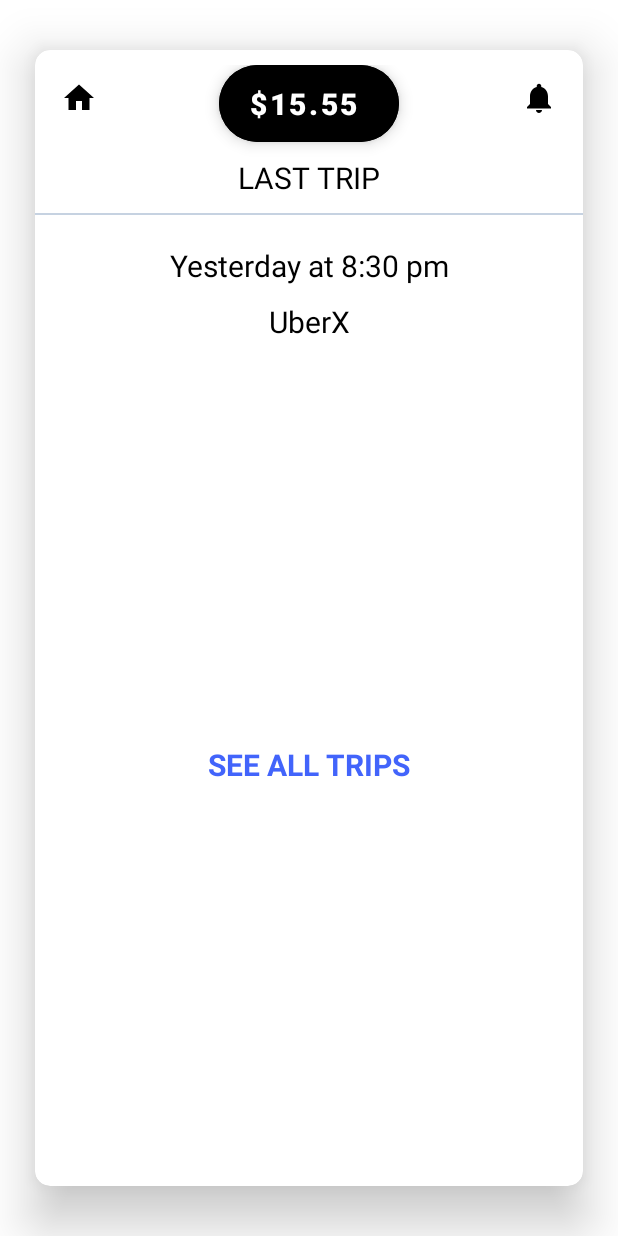
After one commit to RustamARC/Mapbox-navigation, an Android app: the layout item_page.xml on its own in the app's theme, with its tools: preview values and no code run, on a phone screen of 412 x 824 dp. The commit adds this screen. Run offline under Robolectric (Android 15) with nearby library versions, the phone set to English and light mode, and no system bars.

Commit message:
added trip details

```diff
--- /dev/null
+++ b/app/src/main/res/layout/item_page.xml
@@ -0,0 +1,126 @@
+<?xml version="1.0" encoding="utf-8"?>
+<androidx.cardview.widget.CardView xmlns:android="http://schemas.android.com/apk/res/android"
+    xmlns:app="http://schemas.android.com/apk/res-auto"
+    android:layout_width="match_parent"
+    android:layout_height="match_parent"
+    android:background="@color/white_transparent"
+    app:cardBackgroundColor="@color/white"
+    app:cardCornerRadius="10dp"
+    app:cardElevation="20dp"
+    app:cardUseCompatPadding="true">
+
+    <androidx.constraintlayout.widget.ConstraintLayout
+        android:id="@+id/container"
+        android:layout_width="match_parent"
+        android:layout_height="match_parent"
+        android:layout_marginTop="10dp">
+
+        <androidx.appcompat.widget.AppCompatImageView
+            android:id="@+id/ivEye"
+            android:layout_width="wrap_content"
+            android:layout_height="wrap_content"
+            android:layout_marginTop="10dp"
+            android:gravity="center"
+            app:layout_constraintEnd_toEndOf="parent"
+            app:layout_constraintHorizontal_bias=".05"
+            app:layout_constraintStart_toStartOf="parent"
+            app:layout_constraintTop_toTopOf="parent"
+            app:srcCompat="@drawable/ic_home_black_24dp" />
+
+        <androidx.appcompat.widget.AppCompatImageView
+            android:id="@+id/ivQuery"
+            android:layout_width="wrap_content"
+            android:layout_height="wrap_content"
+            android:layout_marginTop="10dp"
+            android:gravity="center"
+            app:layout_constraintEnd_toEndOf="parent"
+            app:layout_constraintHorizontal_bias=".95"
+            app:layout_constraintStart_toStartOf="parent"
+            app:layout_constraintTop_toTopOf="parent"
+            app:srcCompat="@drawable/ic_notifications_black_24dp" />
+
+        <com.google.android.material.floatingactionbutton.ExtendedFloatingActionButton
+            android:id="@+id/tvRate"
+            android:layout_width="wrap_content"
+            android:layout_height="wrap_content"
+            android:backgroundTint="@color/black"
+            android:gravity="center"
+            android:text="$15.55"
+            android:textColor="@color/white"
+            android:textSize="20sp"
+            android:textStyle="bold"
+            app:cornerRadius="10dp"
+            app:layout_constraintBottom_toTopOf="@id/lasttrip"
+            app:layout_constraintEnd_toStartOf="@id/ivQuery"
+            app:layout_constraintStart_toEndOf="@id/ivEye"
+            app:layout_constraintTop_toTopOf="parent"
+            app:srcCompat="@drawable/ic_notifications_black_24dp" />
+
+        <androidx.appcompat.widget.AppCompatTextView
+            android:id="@+id/lasttrip"
+            android:layout_width="wrap_content"
+            android:layout_height="wrap_content"
+            android:layout_marginTop="10dp"
+            android:gravity="center"
+            android:text="LAST TRIP"
+            android:textColor="@color/black"
+            android:textSize="20sp"
+            app:layout_constraintEnd_toStartOf="@id/ivQuery"
+            app:layout_constraintStart_toEndOf="@id/ivEye"
+            app:layout_constraintTop_toBottomOf="@id/tvRate" />
+
+        <View
+            android:id="@+id/divider"
+            android:layout_width="match_parent"
+            android:layout_height="1dp"
+            android:layout_marginTop="10dp"
+            android:background="@color/mapboxGrayLight"
+            app:layout_constraintEnd_toStartOf="@id/ivQuery"
+            app:layout_constraintStart_toEndOf="@id/ivEye"
+            app:layout_constraintTop_toBottomOf="@id/lasttrip" />
+
+
+        <androidx.appcompat.widget.AppCompatTextView
+            android:id="@+id/tvDate"
+            android:layout_width="wrap_content"
+            android:layout_height="wrap_content"
+            android:layout_marginTop="10dp"
+            android:gravity="center"
+            android:text="Yesterday at 8:30 pm"
+            android:textColor="@color/black"
+            android:textSize="20sp"
+            app:layout_constraintBottom_toBottomOf="@id/divider"
+            app:layout_constraintEnd_toStartOf="@id/ivQuery"
+            app:layout_constraintStart_toEndOf="@id/ivEye"
+            app:layout_constraintTop_toTopOf="@id/mode" />
+
+        <androidx.appcompat.widget.AppCompatTextView
+            android:id="@+id/mode"
+            android:layout_width="wrap_content"
+            android:layout_height="wrap_content"
+            android:layout_marginTop="10dp"
+            android:gravity="center"
+            android:text="UberX"
+            android:textColor="@color/black"
+            android:textSize="20sp"
+            app:layout_constraintEnd_toStartOf="@id/ivQuery"
+            app:layout_constraintStart_toEndOf="@id/ivEye"
+            app:layout_constraintTop_toBottomOf="@id/tvDate" />
+
+        <androidx.appcompat.widget.AppCompatTextView
+            android:id="@+id/seeall"
+            android:layout_width="wrap_content"
+            android:layout_height="wrap_content"
+            android:layout_marginTop="20dp"
+            android:layout_marginBottom="20dp"
+            android:gravity="center"
+            android:text="SEE ALL TRIPS"
+            android:textColor="@color/mapboxBlue"
+            android:textSize="20sp"
+            android:textStyle="bold"
+            app:layout_constraintBottom_toBottomOf="parent"
+            app:layout_constraintEnd_toStartOf="@id/ivQuery"
+            app:layout_constraintStart_toEndOf="@id/ivEye"
+            app:layout_constraintTop_toBottomOf="@id/mode" />
+    </androidx.constraintlayout.widget.ConstraintLayout>
+</androidx.cardview.widget.CardView>
--- a/buildSrc/src/main/java/AppConfig.kt
+++ b/buildSrc/src/main/java/AppConfig.kt
@@ -2,7 +2,7 @@ object AppConfig {
     const val compileSdkVersion = 30
     const val buildToolsVersion = "30.0.3"
     const val applicationId = "com.rnd.mapbox"
-    const val minSdkVersion = 23
+    const val minSdkVersion = 24
     const val targetSdkVersion = 30
     const val versionCode = 1
     const val versionName = "1.0"
```
Also changed, not shown: app/src/main/java/com/rnd/mapbox/ui/home/HomeFragment.kt (+13 -0 lines), app/src/main/java/com/rnd/mapbox/ui/home/viewpager/ViewPagerAdapter.kt (added, +45 -0 lines), app/src/main/res/layout/fragment_home.xml (+24 -5 lines).
